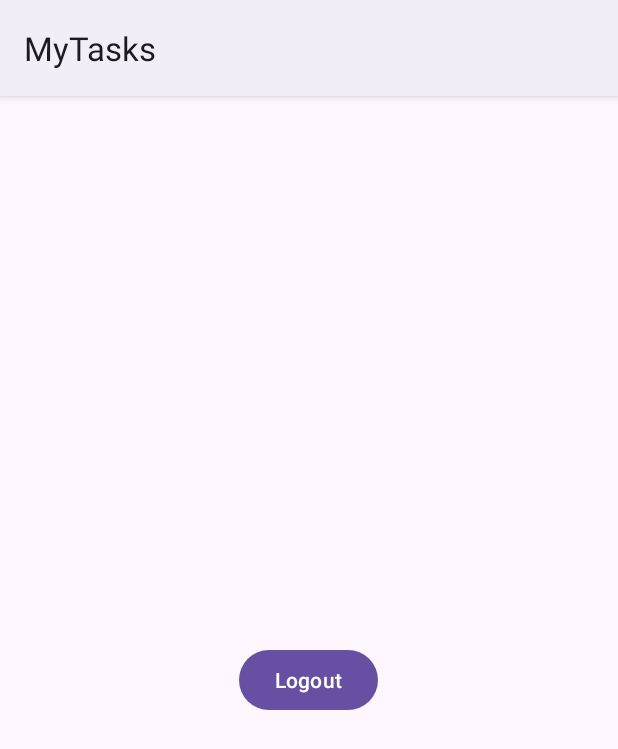
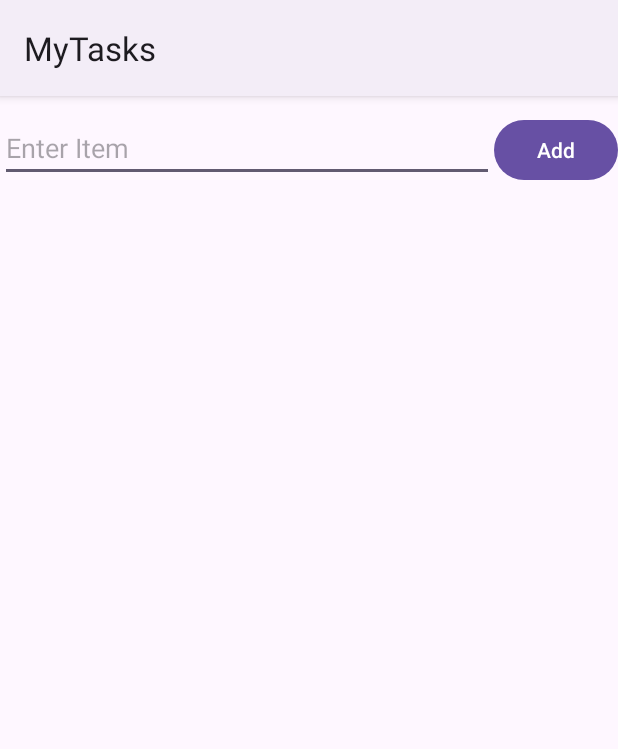
Before and after one commit to gabriella368/MyTasks, an Android app: the screen it shows after launch once a user with an empty profile is signed in (MainActivity), on a phone screen of 412 x 824 dp. Shown: the top 749 px of the screen. Run offline under Robolectric (Android 15) with nearby library versions, the phone set to English and light mode, and no system bars; our stand-ins replace Firebase (no records; nobody signed in at launch, a user with empty details on screens opened directly); 4 statements that could not run were skipped.

Commit message:
Update activity_main.xml

```diff
--- a/app/src/main/res/layout/activity_main.xml
+++ b/app/src/main/res/layout/activity_main.xml
@@ -1,22 +1,40 @@
 <?xml version="1.0" encoding="utf-8"?>
-<LinearLayout xmlns:android="http://schemas.android.com/apk/res/android"
+<LinearLayout
+    xmlns:android="http://schemas.android.com/apk/res/android"
+    xmlns:tools="http://schemas.android.com/tools"
     xmlns:app="http://schemas.android.com/apk/res-auto"
-    xmlns:tools="http://schemas.android.com/tools"
     android:layout_width="match_parent"
+    android:layout_height="match_parent"
     android:orientation="vertical"
-    android:gravity="center"
-    android:layout_height="match_parent"
     tools:context=".MainActivity">
 
-    <TextView
-        android:id="@+id/user_details"
-        android:layout_width="wrap_content"
+    <LinearLayout
+        android:layout_width="match_parent"
         android:layout_height="wrap_content"
-        android:text="Hello World!" />
-<Button
-    android:text="@string/logout"
-    android:id="@+id/logout"
-    android:layout_width="wrap_content"
-    android:layout_height="wrap_content"/>
+        android:layout_marginBottom="12dp"
+        android:layout_marginTop="12dp"
+        android:orientation="horizontal">
 
-</LinearLayout>
+        <EditText
+            android:id="@+id/edit_text"
+            android:layout_width="0dp"
+            android:hint="Enter Item"
+            android:layout_weight="4"
+            android:layout_height="wrap_content"/>
+
+        <Button
+            android:id="@+id/button"
+            android:layout_width="0dp"
+            android:text="Add"
+            android:layout_height="wrap_content"
+            android:layout_weight="1"/>
+
+    </LinearLayout>
+
+    <ListView
+        android:id="@+id/list"
+        android:layout_width="match_parent"
+        android:layout_marginBottom="12dp"
+        android:layout_height="wrap_content"/>
+
+  </LinearLayout>
```
